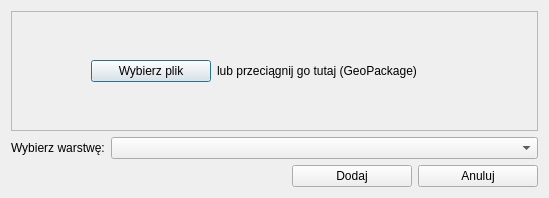
Qt form usemaps_lite/ui/import_layer.ui (gis-support/usemaps-lite-plugin) before a commit.
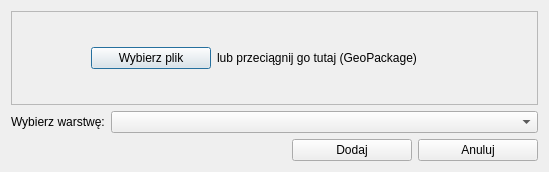
The same form after that commit.

The edit to the form file:
```diff
--- a/usemaps_lite/ui/import_layer.ui
+++ b/usemaps_lite/ui/import_layer.ui
@@ -7,9 +7,21 @@
     <x>0</x>
     <y>0</y>
     <width>549</width>
-    <height>198</height>
+    <height>172</height>
    </rect>
   </property>
+  <property name="minimumSize">
+   <size>
+    <width>549</width>
+    <height>172</height>
+   </size>
+  </property>
+  <property name="maximumSize">
+   <size>
+    <width>549</width>
+    <height>172</height>
+   </size>
+  </property>
   <property name="windowTitle">
    <string>Dodaj nową warstwę</string>
   </property>
```
